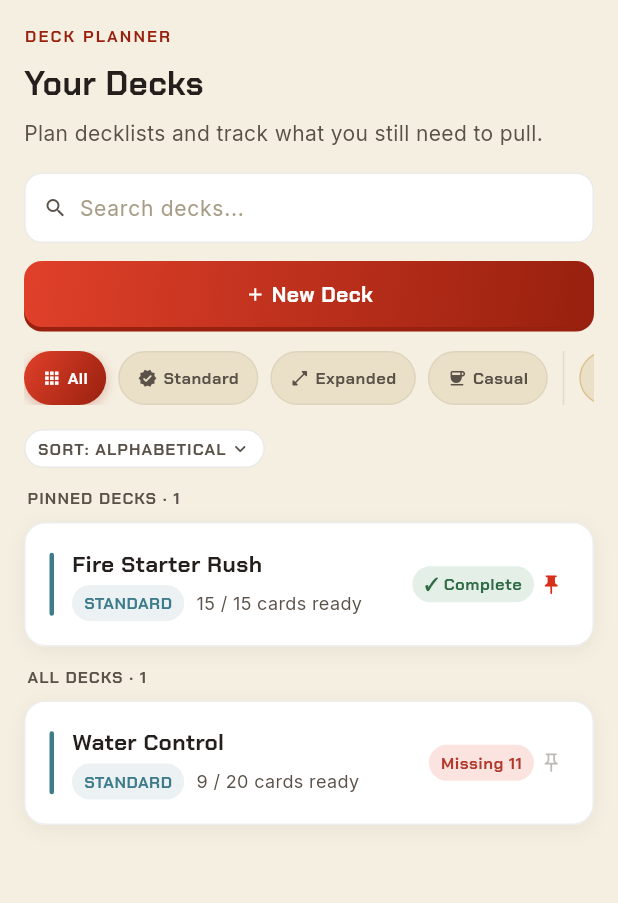
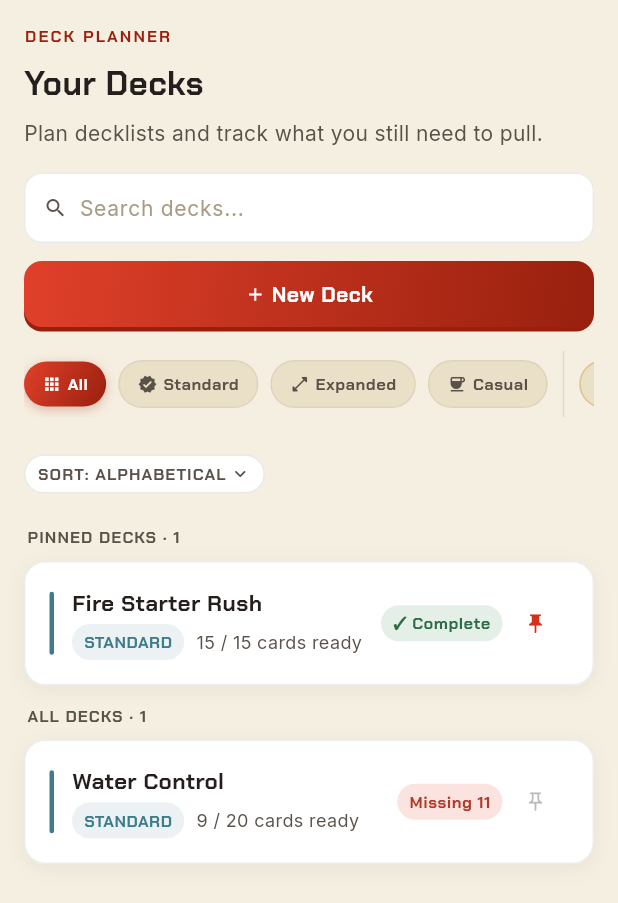
Before and after one commit to glorysonggreen/PokeBinder, a Flutter app: the DecksScreen screen opened directly, on a phone screen of 412 x 824 dp. Shown: the top 903 px of the screen. Run offline on Flutter 3.47's test engine with Material 3 defaults, Android fonts, the light colour scheme and no system bars; our stand-ins replace device_preview, google_fonts.

```diff
--- a/lib/screens/decks_screen.dart
+++ b/lib/screens/decks_screen.dart
@@ -2,6 +2,7 @@ import 'package:flutter/material.dart';
 import '../models/deck_data.dart';
 import '../models/pokemon_card_data.dart';
 import '../theme/pokebinder_theme.dart';
+import '../widgets/min_tap_target.dart';
 import '../widgets/pokebinder_controls.dart';
 import 'deck_detail_screen.dart';
 import 'deck_form_screen.dart';
@@ -298,8 +299,14 @@ class _DeckFilterChip extends StatelessWidget {
             : PokeBinderText.chipLabelActive)
         : PokeBinderText.chipLabel;
 
+    // The pill itself stays compact (matches its old visual size); wrapping
+    // it in Center lets the row around it grow to kFilterChipRowHeight
+    // (44, a real tap target) without stretching the pill's background,
+    // border or shadow to fill that height.
     return GestureDetector(
       onTap: onTap,
+      behavior: HitTestBehavior.opaque,
+      child: Center(
         child: AnimatedContainer(
           duration: const Duration(milliseconds: 150),
           curve: Curves.easeOut,
@@ -346,6 +353,7 @@ class _DeckFilterChip extends StatelessWidget {
                 child: Text(label),
               ),
             ],
+          ),
         ),
       ),
     );
@@ -509,11 +517,8 @@ class _DeckListPanel extends StatelessWidget {
             const SizedBox(height: PokeBinderSpacing.sp3),
         ],
         if (hiddenCount > 0 || viewingAllDecks)
-          Padding(
-            padding: const EdgeInsets.only(top: PokeBinderSpacing.sp2),
-            child: GestureDetector(
+          MinTapTarget(
             onTap: onToggleViewAllDecks,
-              behavior: HitTestBehavior.opaque,
             child: Row(
               mainAxisSize: MainAxisSize.min,
               children: [
@@ -532,7 +537,6 @@ class _DeckListPanel extends StatelessWidget {
                   color: PokeBinderText.backLink.color,
                 ),
               ],
-              ),
             ),
           ),
       ],
@@ -598,6 +602,12 @@ class _DeckSortSelector extends StatelessWidget {
               child: _DeckSortMenuRow(option: option, selected: option == selected),
             ),
         ],
+        // ConstrainedBox+Center grows the tappable area PopupMenuButton
+        // hit-tests against to kMinTapTarget (44) without growing the pill
+        // itself, which stays sized by PokeBinderSpacing.chip as before.
+        child: ConstrainedBox(
+          constraints: const BoxConstraints(minHeight: kMinTapTarget),
+          child: Center(
             child: Container(
               padding: PokeBinderSpacing.chip,
               decoration: BoxDecoration(
@@ -617,6 +627,8 @@ class _DeckSortSelector extends StatelessWidget {
                     color: PokeBinderColors.inkSoft,
                   ),
                 ],
+              ),
+            ),
           ),
         ),
       ),
@@ -740,11 +752,9 @@ class _DeckRow extends StatelessWidget {
                 ok: complete,
                 label: complete ? '✓ Complete' : 'Missing $missing',
               ),
-              GestureDetector(
+              MinTapTarget(
                 onTap: onTogglePin,
-                behavior: HitTestBehavior.opaque,
-                child: Padding(
-                  padding: const EdgeInsets.all(PokeBinderSpacing.sp1),
+                semanticLabel: deck.isPinned ? 'Unpin deck' : 'Pin deck',
                 child: Icon(
                   deck.isPinned
                       ? Icons.push_pin_rounded
@@ -753,7 +763,6 @@ class _DeckRow extends StatelessWidget {
                   color: deck.isPinned
                       ? PokeBinderColors.red
                       : PokeBinderColors.inkSoft.withValues(alpha: 0.4),
-                  ),
                 ),
               ),
             ],
--- a/lib/screens/home_screen.dart
+++ b/lib/screens/home_screen.dart
@@ -5,6 +5,7 @@ import '../models/trainer_profile_data.dart';
 import '../theme/pokebinder_theme.dart';
 import '../widgets/binder_card_tile.dart';
 import '../widgets/card_caption.dart';
+import '../widgets/min_tap_target.dart';
 import '../widgets/pokebinder_controls.dart';
 import 'binder_form_screen.dart';
 import 'card_details_screen.dart';
@@ -254,7 +255,7 @@ class _HomeScreenState extends State<HomeScreen> {
                       ),
                     ),
                     if (_cards.isNotEmpty)
-                      GestureDetector(
+                      MinTapTarget(
                         onTap: widget.onOpenAllCards,
                         child: Text(
                           'View All',
--- a/lib/theme/pokebinder_theme.dart
+++ b/lib/theme/pokebinder_theme.dart
@@ -53,8 +53,16 @@ const double kPokemonCardImageHeightPx = 825;
 const double kPokemonCardImageAspectRatio = kPokemonCardImageWidthPx / kPokemonCardImageHeightPx;
 const double kCardInteractionHeightBuffer = 1.25;
 const double kCardCaptionHeight = 36.0;
-/// Height of the horizontally scrolling filter-chip rows.
-const double kFilterChipRowHeight = 36.0;
+/// Height of the horizontally scrolling filter-chip rows. Matches
+/// [kMinTapTarget] so the chips inside them can hit that target without
+/// growing visually (see [MinTapTarget]).
+const double kFilterChipRowHeight = 44.0;
+
+/// Minimum width/height for anything tappable, per Apple's 44pt and
+/// Material's 48dp guidance (44 is the stricter/shared floor). Small visual
+/// controls (pills, icon buttons, text links) should keep their compact look
+/// but sit inside a tap area of at least this size — see [MinTapTarget].
+const double kMinTapTarget = 44.0;
 
 /// The spacing scale. Every gap, padding and margin in the app should come
 /// from here so the UI stays on one rhythm.
--- /dev/null
+++ b/lib/widgets/min_tap_target.dart
@@ -0,0 +1,46 @@
+import 'package:flutter/material.dart';
+import '../theme/pokebinder_theme.dart';
+
+/// Wraps a small visual control (a pill, an icon, a text link) so it keeps
+/// its compact look but always sits inside a tap area of at least
+/// [kMinTapTarget] (44) in both dimensions, per Apple's 44pt / Material's
+/// 48dp touch-target guidance.
+///
+/// The extra space is invisible — [child] is centered inside the enlarged
+/// box — so this only changes how much of the surrounding layout responds
+/// to a tap, not how big the control looks.
+///
+/// Use this instead of a bare `GestureDetector` whenever the visual control
+/// is smaller than [kMinTapTarget] and there's no other reason (e.g. a
+/// fixed-height row already sized to 44+) that its tap area is already
+/// large enough.
+class MinTapTarget extends StatelessWidget {
+  final Widget child;
+  final VoidCallback? onTap;
+  final double size;
+  final String? semanticLabel;
+
+  const MinTapTarget({
+    super.key,
+    required this.child,
+    required this.onTap,
+    this.size = kMinTapTarget,
+    this.semanticLabel,
+  });
+
+  @override
+  Widget build(BuildContext context) {
+    return Semantics(
+      button: true,
+      label: semanticLabel,
+      child: GestureDetector(
+        onTap: onTap,
+        behavior: HitTestBehavior.opaque,
+        child: ConstrainedBox(
+          constraints: BoxConstraints(minWidth: size, minHeight: size),
+          child: Center(child: child),
+        ),
+      ),
+    );
+  }
+}
```
Also changed, not shown: lib/screens/binders_screen.dart (+12 -10 lines), lib/screens/wishlist_screen.dart (+8 -0 lines), lib/widgets/card_sort_controls.dart (+15 -0 lines). Lines whose indentation alone changed are shown as unchanged.
